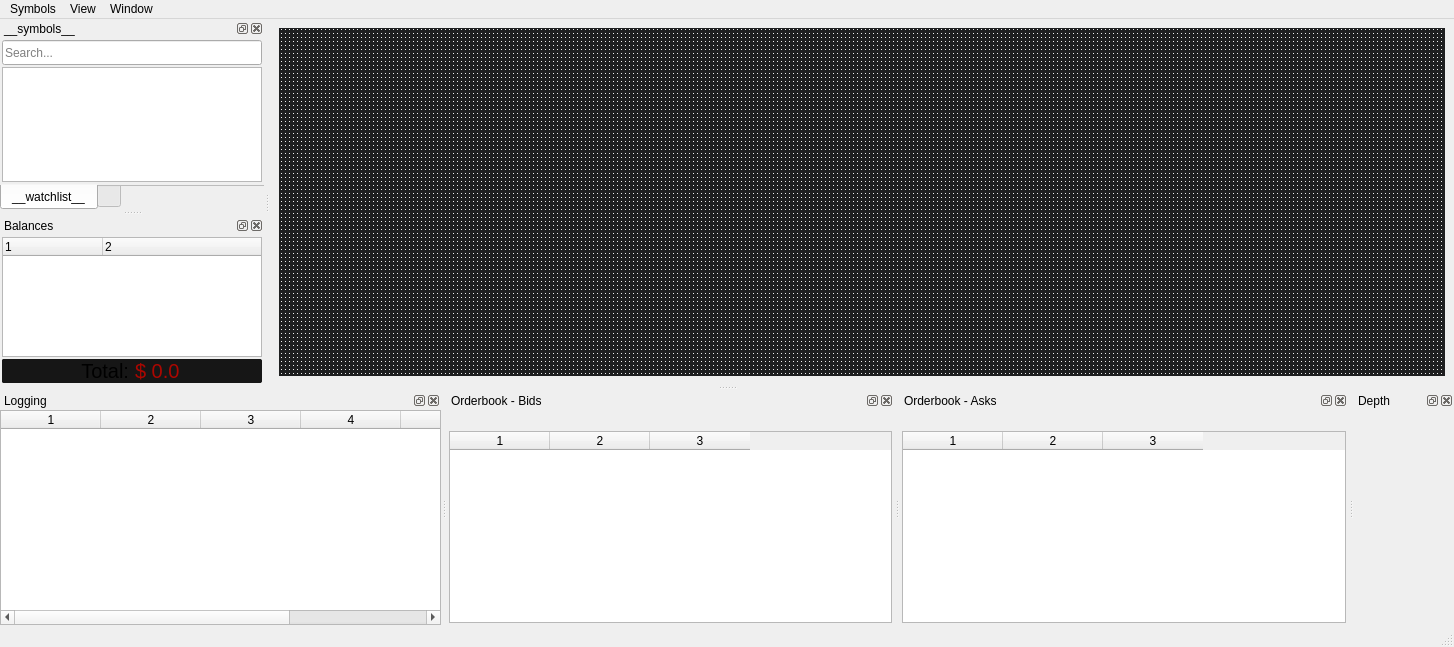
This is Centaur/ui/CentaurApp.ui in 519984307/Centaur as Qt 5 draws it before an edit. The edited form follows.
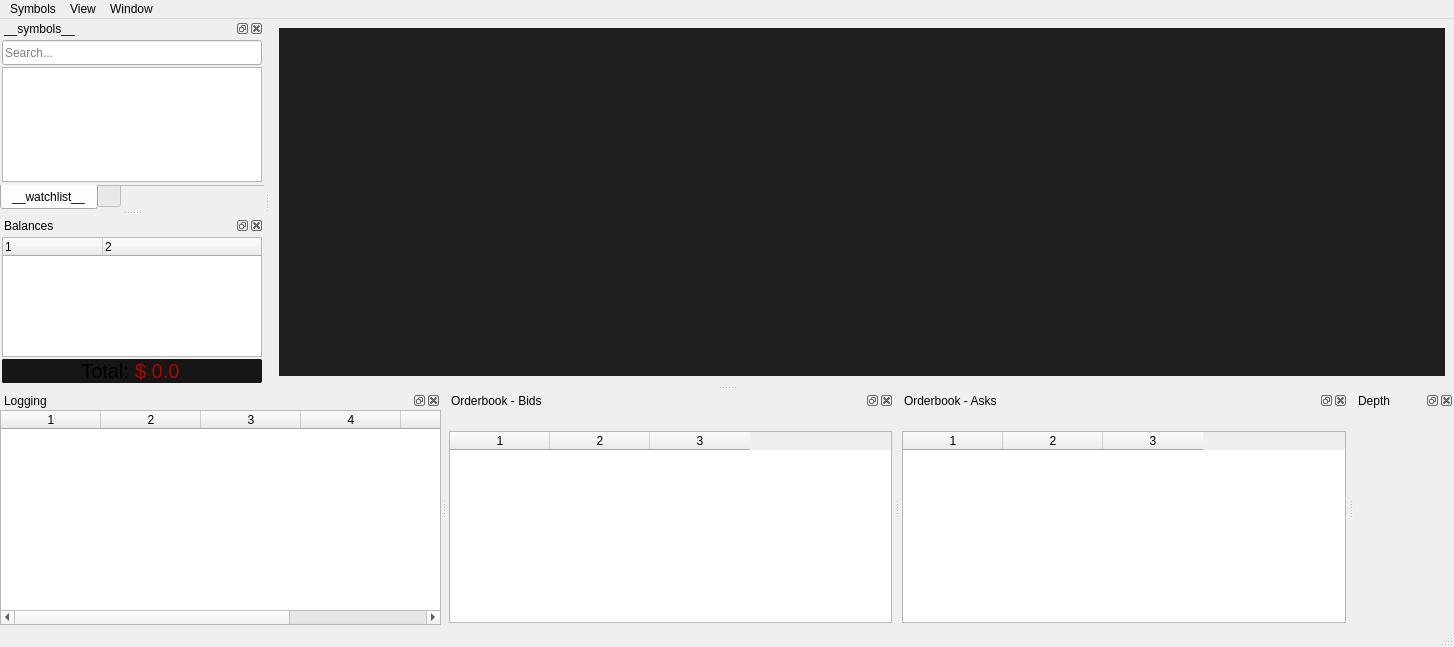
This is the edited form. Icons and pictures are not drawn. Custom widgets are drawn as their Qt base class.

Patch:
```diff
--- a/Centaur/ui/CentaurApp.ui
+++ b/Centaur/ui/CentaurApp.ui
@@ -27,7 +27,7 @@
        <number>0</number>
       </property>
       <property name="background">
-       <brush brushstyle="Dense1Pattern">
+       <brush brushstyle="SolidPattern">
         <color alpha="255">
          <red>30</red>
          <green>31</green>
@@ -35,9 +35,6 @@
         </color>
        </brush>
       </property>
-      <property name="viewMode">
-       <enum>QMdiArea::SubWindowView</enum>
-      </property>
       <property name="documentMode">
        <bool>false</bool>
       </property>
```
